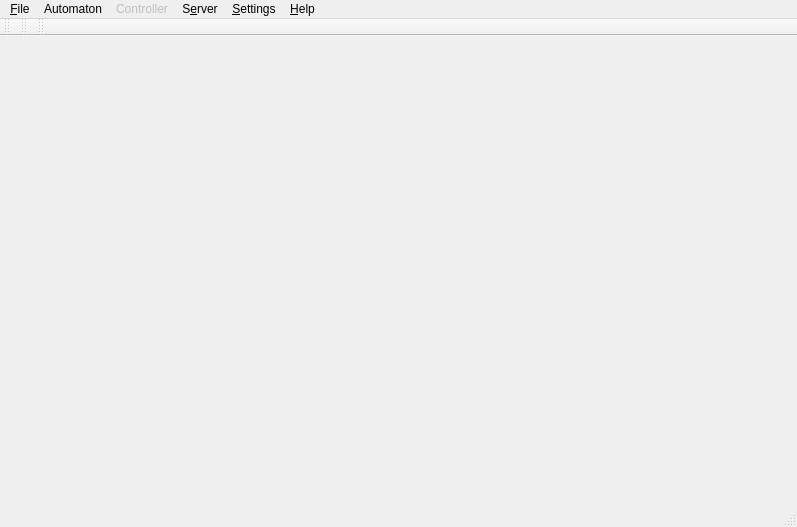
Above: mainwindow.ui from jehrichs/des-control before the change. Below: the same form after it.
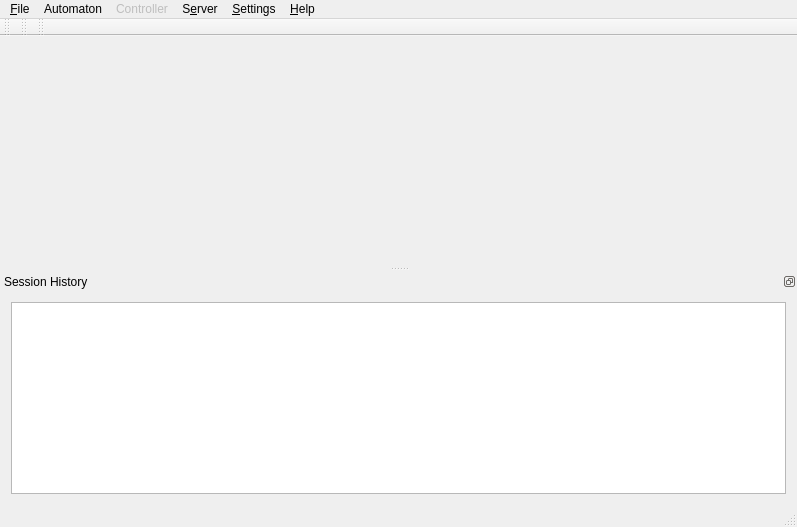
That is the form after the change. Icons and pictures are not drawn.

Commit message: add session history / extend hw debug dialog

What changed in the file:
```diff
--- a/mainwindow.ui
+++ b/mainwindow.ui
@@ -153,6 +153,30 @@
     <bool>false</bool>
    </attribute>
   </widget>
+  <widget class="QDockWidget" name="dockWidget">
+   <property name="sizePolicy">
+    <sizepolicy hsizetype="Minimum" vsizetype="Preferred">
+     <horstretch>0</horstretch>
+     <verstretch>0</verstretch>
+    </sizepolicy>
+   </property>
+   <property name="features">
+    <set>QDockWidget::DockWidgetFloatable|QDockWidget::DockWidgetMovable</set>
+   </property>
+   <property name="windowTitle">
+    <string>Session History</string>
+   </property>
+   <attribute name="dockWidgetArea">
+    <number>8</number>
+   </attribute>
+   <widget class="QWidget" name="dockWidgetContents">
+    <layout class="QHBoxLayout" name="horizontalLayout">
+     <item>
+      <widget class="QTextEdit" name="textEdit"/>
+     </item>
+    </layout>
+   </widget>
+  </widget>
   <action name="actConnectToServer">
    <property name="enabled">
     <bool>true</bool>
```
Left out of the diff: 2 changed lines with no effect on the pictures. The commit also changes 8 other files.
